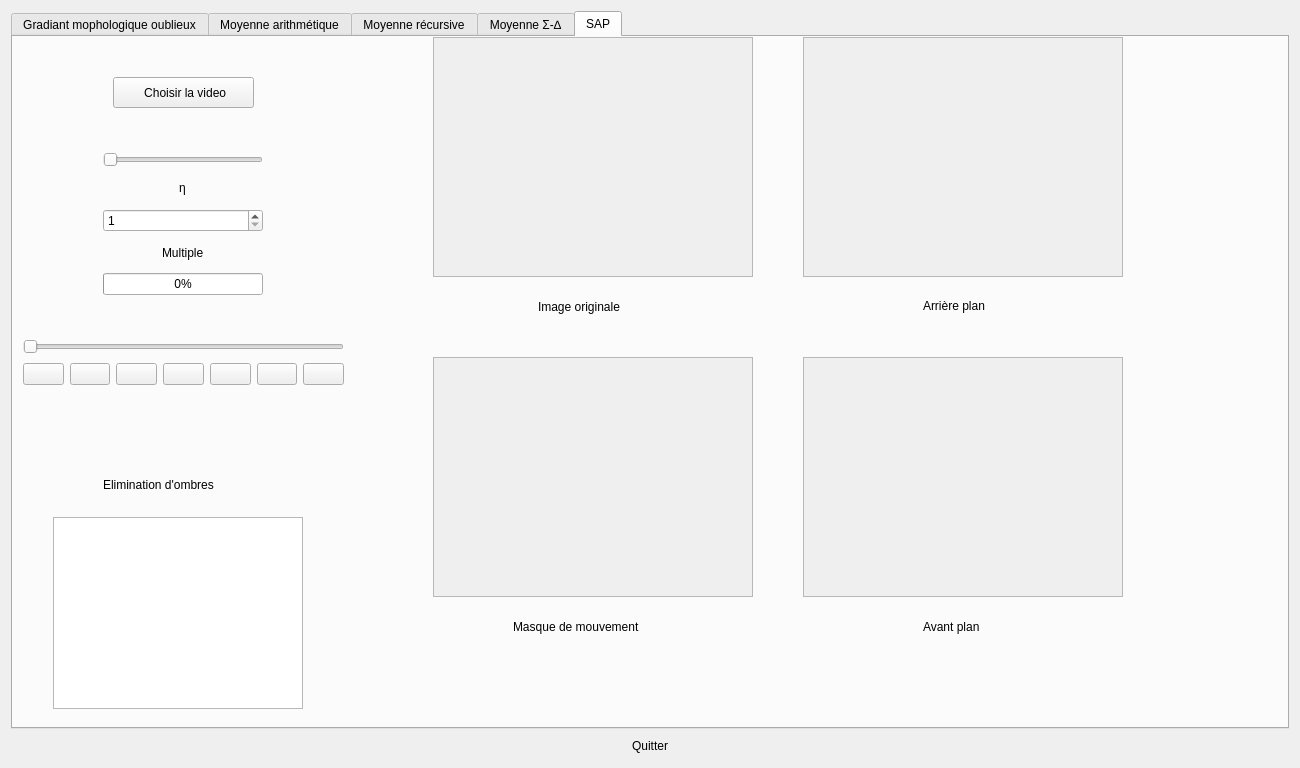
Above: chooser.ui from Wissben/SPOM before the change. Below: the same form after it.
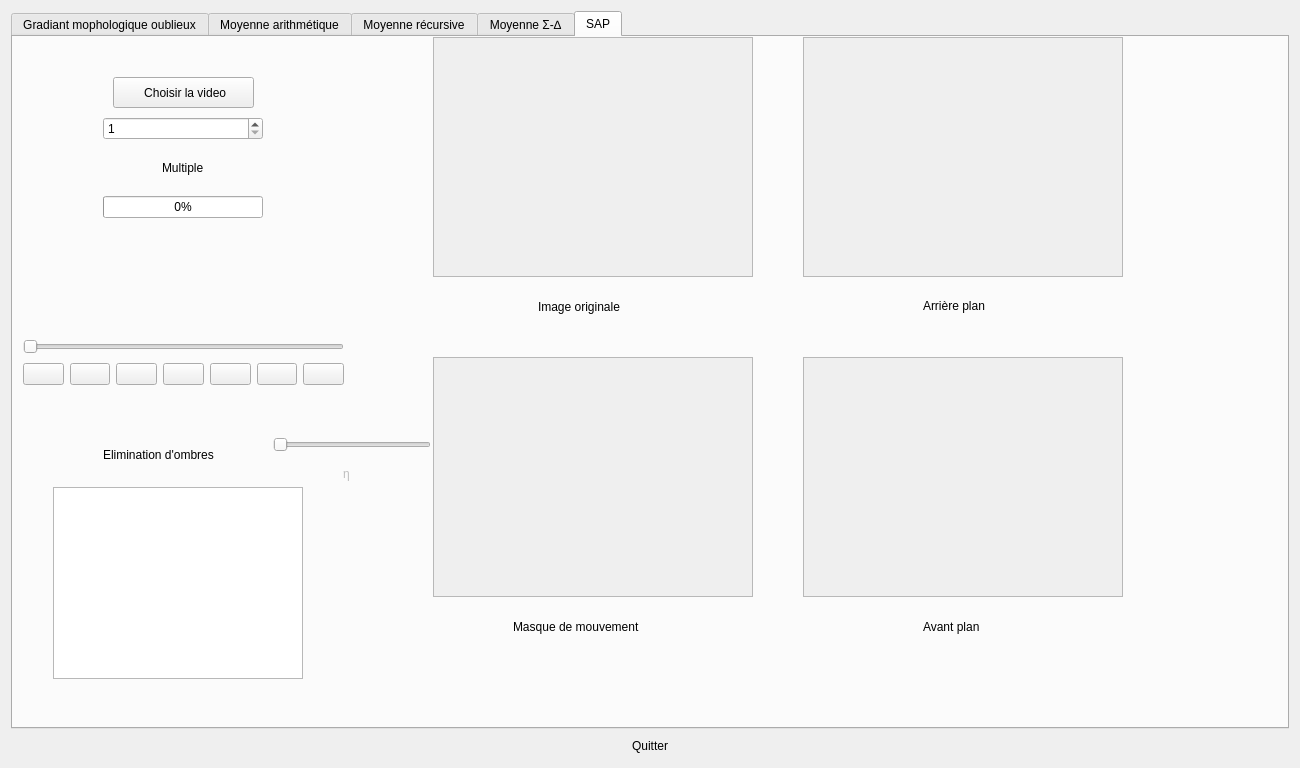
That is the form after the change. The open tabs and pages were chosen to show the change. Icons and pictures are not drawn.

Diff of the .ui file:
```diff
--- a/chooser.ui
+++ b/chooser.ui
@@ -19,7 +19,7 @@
     <normaloff>Resources/backgrouds/Sans-titre-1.png</normaloff>Resources/backgrouds/Sans-titre-1.png</iconset>
   </property>
   <layout class="QGridLayout" name="gridLayout_6">
-   <item row="3" column="0">
+   <item row="4" column="0">
     <widget class="QPushButton" name="exit">
      <property name="focusPolicy">
       <enum>Qt::NoFocus</enum>
@@ -32,7 +32,7 @@
      </property>
     </widget>
    </item>
-   <item row="0" column="0">
+   <item row="3" column="0">
     <widget class="QTabWidget" name="tabWidget">
      <property name="focusPolicy">
       <enum>Qt::NoFocus</enum>
@@ -41,7 +41,7 @@
       <enum>Qt::ActionsContextMenu</enum>
      </property>
      <property name="currentIndex">
-      <number>1</number>
+      <number>3</number>
      </property>
      <property name="tabsClosable">
       <bool>false</bool>
@@ -219,7 +219,7 @@
        <property name="geometry">
         <rect>
          <x>23</x>
-         <y>263</y>
+         <y>243</y>
          <width>321</width>
          <height>34</height>
         </rect>
@@ -440,7 +440,7 @@
        <property name="geometry">
         <rect>
          <x>25</x>
-         <y>210</y>
+         <y>170</y>
          <width>311</width>
          <height>20</height>
         </rect>
@@ -474,7 +474,7 @@
        <property name="geometry">
         <rect>
          <x>20</x>
-         <y>240</y>
+         <y>220</y>
          <width>321</width>
          <height>20</height>
         </rect>
@@ -503,7 +503,7 @@
        <property name="geometry">
         <rect>
          <x>60</x>
-         <y>350</y>
+         <y>310</y>
          <width>250</width>
          <height>192</height>
         </rect>
@@ -533,7 +533,7 @@
        <property name="geometry">
         <rect>
          <x>10</x>
-         <y>130</y>
+         <y>190</y>
          <width>325</width>
          <height>34</height>
         </rect>
@@ -877,9 +877,9 @@
       <widget class="QLabel" name="label_progressArith">
        <property name="geometry">
         <rect>
-         <x>15</x>
-         <y>210</y>
-         <width>311</width>
+         <x>10</x>
+         <y>110</y>
+         <width>321</width>
          <height>20</height>
         </rect>
        </property>
@@ -930,7 +930,7 @@
        <property name="geometry">
         <rect>
          <x>90</x>
-         <y>300</y>
+         <y>250</y>
          <width>142</width>
          <height>86</height>
         </rect>
@@ -980,7 +980,7 @@
        <property name="geometry">
         <rect>
          <x>5</x>
-         <y>107</y>
+         <y>167</y>
          <width>332</width>
          <height>20</height>
         </rect>
@@ -1542,7 +1542,7 @@
        <property name="geometry">
         <rect>
          <x>100</x>
-         <y>40</y>
+         <y>20</y>
          <width>141</width>
          <height>31</height>
         </rect>
@@ -1565,7 +1565,7 @@
        <property name="geometry">
         <rect>
          <x>90</x>
-         <y>80</y>
+         <y>60</y>
          <width>160</width>
          <height>95</height>
         </rect>
@@ -1697,7 +1697,7 @@
        <property name="geometry">
         <rect>
          <x>10</x>
-         <y>280</y>
+         <y>220</y>
          <width>321</width>
          <height>41</height>
         </rect>
@@ -1897,7 +1897,7 @@
        <property name="geometry">
         <rect>
          <x>10</x>
-         <y>190</y>
+         <y>170</y>
          <width>321</width>
          <height>20</height>
         </rect>
@@ -1913,7 +1913,7 @@
        <property name="geometry">
         <rect>
          <x>90</x>
-         <y>350</y>
+         <y>280</y>
          <width>142</width>
          <height>86</height>
         </rect>
@@ -1963,7 +1963,7 @@
        <property name="geometry">
         <rect>
          <x>10</x>
-         <y>260</y>
+         <y>200</y>
          <width>321</width>
          <height>20</height>
         </rect>
@@ -1976,7 +1976,7 @@
        <property name="geometry">
         <rect>
          <x>40</x>
-         <y>460</y>
+         <y>380</y>
          <width>250</width>
          <height>192</height>
         </rect>
@@ -2032,11 +2032,18 @@
          <x>90</x>
          <y>80</y>
          <width>160</width>
-         <height>178</height>
+         <height>101</height>
         </rect>
        </property>
        <layout class="QGridLayout" name="gridLayout_4">
-        <item row="4" column="0">
+        <item row="3" column="0">
+         <widget class="QProgressBar" name="backgroundProgressSAP">
+          <property name="value">
+           <number>0</number>
+          </property>
+         </widget>
+        </item>
+        <item row="1" column="0">
          <widget class="QSpinBox" name="multipleChooser">
           <property name="minimum">
            <number>1</number>
@@ -2049,7 +2056,7 @@
           </property>
          </widget>
         </item>
-        <item row="5" column="0" alignment="Qt::AlignHCenter">
+        <item row="2" column="0" alignment="Qt::AlignHCenter">
          <widget class="QLabel" name="labelSAPMultiple">
           <property name="toolTip">
            <string>Parametre pour le seuillage</string>
@@ -2059,40 +2066,6 @@
           </property>
          </widget>
         </item>
-        <item row="6" column="0">
-         <widget class="QProgressBar" name="backgroundProgressSAP">
-          <property name="value">
-           <number>0</number>
-          </property>
-         </widget>
-        </item>
-        <item row="0" column="0" alignment="Qt::AlignHCenter">
-         <widget class="QLabel" name="labelSAPAlphaValue">
-          <property name="text">
-           <string/>
-          </property>
-         </widget>
-        </item>
-        <item row="3" column="0" alignment="Qt::AlignHCenter">
-         <widget class="QLabel" name="labelSAPAlpha">
-          <property name="toolTip">
-           <string>Parametre pour la mise a jour automatique du fond</string>
-          </property>
-          <property name="text">
-           <string>η</string>
-          </property>
-         </widget>
-        </item>
-        <item row="1" column="0">
-         <widget class="QSlider" name="alphaChooserSAP">
-          <property name="maximum">
-           <number>1000</number>
-          </property>
-          <property name="orientation">
-           <enum>Qt::Horizontal</enum>
-          </property>
-         </widget>
-        </item>
        </layout>
       </widget>
       <widget class="QLabel" name="SAP_image_label_foreground">
@@ -2457,7 +2430,7 @@
        <property name="geometry">
         <rect>
          <x>90</x>
-         <y>390</y>
+         <y>360</y>
          <width>142</width>
          <height>86</height>
         </rect>
@@ -2520,12 +2493,66 @@
        <property name="geometry">
         <rect>
          <x>40</x>
-         <y>480</y>
+         <y>450</y>
          <width>250</width>
          <height>192</height>
         </rect>
        </property>
       </widget>
+      <widget class="QSlider" name="alphaChooserSAP">
+       <property name="enabled">
+        <bool>false</bool>
+       </property>
+       <property name="geometry">
+        <rect>
+         <x>260</x>
+         <y>400</y>
+         <width>158</width>
+         <height>15</height>
+        </rect>
+       </property>
+       <property name="maximum">
+        <number>1000</number>
+       </property>
+       <property name="orientation">
+        <enum>Qt::Horizontal</enum>
+       </property>
+      </widget>
+      <widget class="QLabel" name="labelSAPAlpha">
+       <property name="enabled">
+        <bool>false</bool>
+       </property>
+       <property name="geometry">
+        <rect>
+         <x>330</x>
+         <y>420</y>
+         <width>9</width>
+         <height>33</height>
+        </rect>
+       </property>
+       <property name="toolTip">
+        <string>Parametre pour la mise a jour automatique du fond</string>
+       </property>
+       <property name="text">
+        <string>η</string>
+       </property>
+      </widget>
+      <widget class="QLabel" name="labelSAPAlphaValue">
+       <property name="enabled">
+        <bool>false</bool>
+       </property>
+       <property name="geometry">
+        <rect>
+         <x>350</x>
+         <y>420</y>
+         <width>21</width>
+         <height>53</height>
+        </rect>
+       </property>
+       <property name="text">
+        <string/>
+       </property>
+      </widget>
       <zorder>SAPChooser</zorder>
       <zorder>gridLayoutWidget_4</zorder>
       <zorder>layoutWidget_4</zorder>
@@ -2545,6 +2572,9 @@
       <zorder>layoutWidget_8</zorder>
       <zorder>SAPControl</zorder>
       <zorder>SAP_results_table</zorder>
+      <zorder>alphaChooserSAP</zorder>
+      <zorder>labelSAPAlpha</zorder>
+      <zorder>labelSAPAlphaValue</zorder>
      </widget>
     </widget>
    </item>
```
